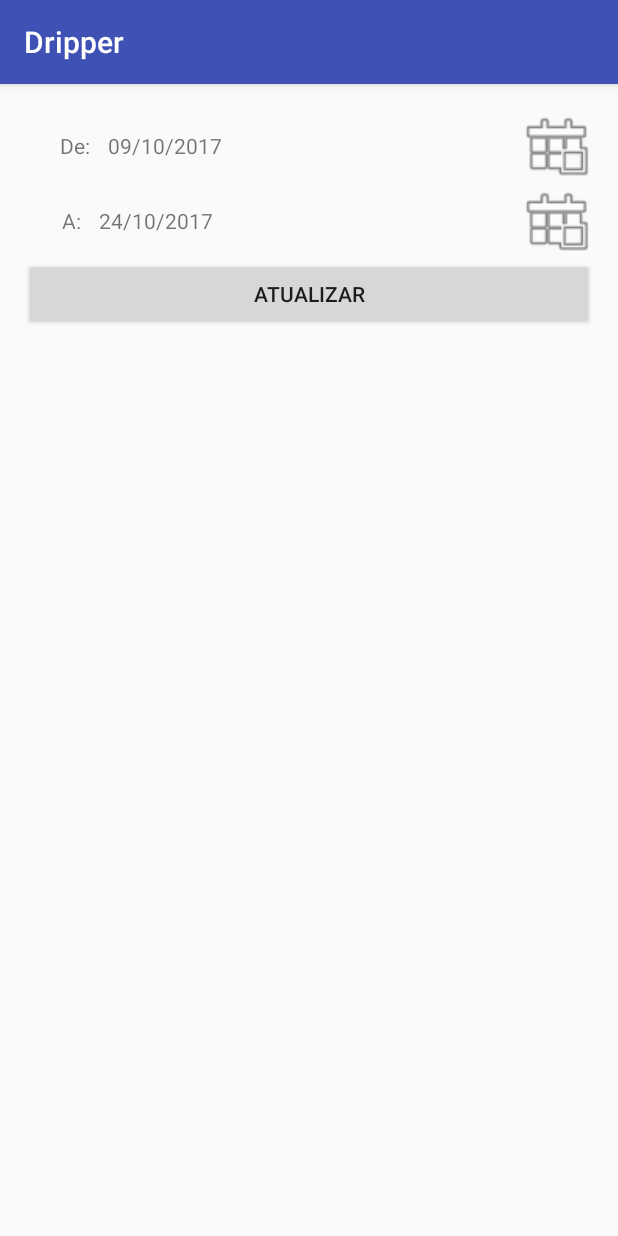
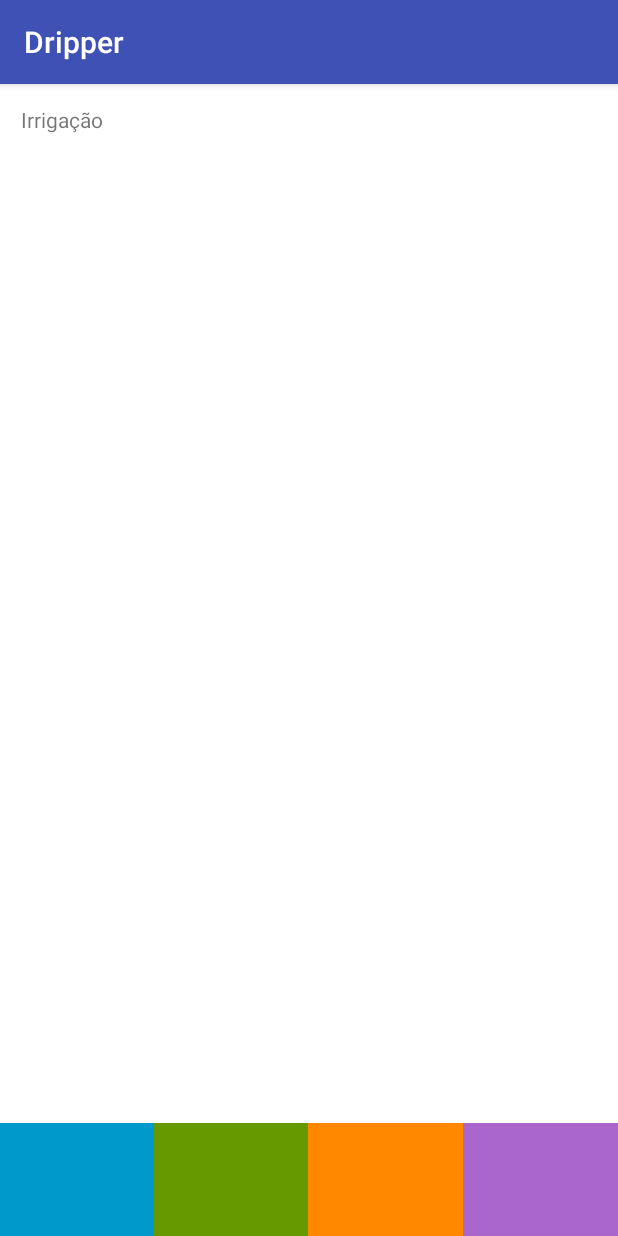
Before and after one commit to Chestergc/FarmingAutomation, an Android app: the screen it shows after launch (GraphsActivity before the commit, MenusActivity after it), after a tap on "CARREGAR", on a phone screen of 412 x 824 dp. Run offline under Robolectric (Android 15) with nearby library versions, the phone set to English and light mode, and no system bars.

Commit message:
Added flipped view navigation

```diff
--- a/Interface/Dripper/app/src/main/AndroidManifest.xml
+++ b/Interface/Dripper/app/src/main/AndroidManifest.xml
@@ -18,6 +18,9 @@
         <activity android:name=".activities.GraphsActivity"
                   android:windowSoftInputMode="stateHidden">
         </activity>
+        <activity android:name=".activities.MenusActivity"
+                  android:windowSoftInputMode="stateHidden">
+        </activity>
     </application>
 
 </manifest>
--- a/Interface/Dripper/app/src/main/java/org/senai/mecatronica/dripper/activities/GraphsActivity.java
+++ b/Interface/Dripper/app/src/main/java/org/senai/mecatronica/dripper/activities/GraphsActivity.java
@@ -6,15 +6,12 @@ import android.os.Bundle;
 import android.view.View;
 import android.widget.Button;
 import android.widget.DatePicker;
-import android.widget.EditText;
 import android.widget.TextView;
 
 import org.senai.mecatronica.dripper.R;
-import org.w3c.dom.Text;
 
 import java.text.SimpleDateFormat;
 import java.util.Calendar;
-import java.util.Date;
 
 public class GraphsActivity extends AppCompatActivity {
 
--- a/Interface/Dripper/app/src/main/java/org/senai/mecatronica/dripper/activities/MainActivity.java
+++ b/Interface/Dripper/app/src/main/java/org/senai/mecatronica/dripper/activities/MainActivity.java
@@ -26,7 +26,7 @@ public class MainActivity extends AppCompatActivity {
             public void onClick(View view) {
 
                 //intenção: sair do main e ir para login
-                Intent i = new Intent(MainActivity.this, GraphsActivity.class);
+                Intent i = new Intent(MainActivity.this, MenusActivity.class);
                 //inicia uma nova activity com a intenção i
                 startActivity(i);
 
--- /dev/null
+++ b/Interface/Dripper/app/src/main/java/org/senai/mecatronica/dripper/activities/MenusActivity.java
@@ -0,0 +1,130 @@
+package org.senai.mecatronica.dripper.activities;
+
+import android.os.Bundle;
+import android.support.v7.app.AppCompatActivity;
+import android.view.View;
+import android.widget.Button;
+import android.widget.ImageButton;
+import android.widget.TextView;
+import android.widget.ViewFlipper;
+
+import org.senai.mecatronica.dripper.R;
+import org.senai.mecatronica.dripper.helpers.DateOperations;
+
+import java.util.Date;
+
+/**
+ * Created by Felipe on 24/10/2017.
+ */
+
+public class MenusActivity extends AppCompatActivity {
+
+    //Irrigation menu GUI Elements
+    ViewFlipper viewFlipperMenus;
+    ImageButton imgBtnIrrigationMenu;
+    ImageButton imgBtnHistoricalDataMenu;
+    ImageButton imgBtnSensorDataMenu;
+    ImageButton imgBtnSettingsMenu;
+
+    TextView textDateFrom;
+    TextView textDateTo;
+    Button btnOpenCalendarFrom;
+    Button btnOpenCalendarTo;
+
+    @Override
+    protected void onCreate(Bundle savedInstanceState) {
+        super.onCreate(savedInstanceState);
+        setContentView(R.layout.activity_menus);
+
+        //Initialize all GUI Menu Elements
+        initIrrigationMenuElements();
+        initDataMenuElements();
+        initHistoricalDataMenuElements();
+        initSettingsMenuElements();
+
+        initIrrigationMenuListeners();
+        initDataMenuListeners();
+    }
+
+
+    private void initIrrigationMenuElements(){
+        imgBtnIrrigationMenu = (ImageButton) findViewById(R.id.imgBtnIrrigationMenu);
+        imgBtnHistoricalDataMenu = (ImageButton) findViewById(R.id.imgBtnHistoricalDataMenu);
+        imgBtnSensorDataMenu = (ImageButton) findViewById(R.id.imgBtnSensorDataMenu);
+        imgBtnSettingsMenu = (ImageButton) findViewById(R.id.imgBtnSettingsMenu);
+
+        viewFlipperMenus = (ViewFlipper) findViewById(R.id.viewFlipperMenus);
+
+    }
+
+    private void initDataMenuElements(){
+        //initiate the date picker
+        textDateFrom = (TextView) findViewById(R.id.textDateFrom);
+        textDateTo = (TextView) findViewById(R.id.textDateTo);
+        btnOpenCalendarFrom = (Button) findViewById(R.id.btnOpenCalendarFrom);
+        btnOpenCalendarTo = (Button) findViewById(R.id.btnOpenCalendarTo);
+
+        String dateFrom = DateOperations.getDateWithOffset(15);
+        String dateTo = DateOperations.getDateWithOffset(0);
+
+        textDateFrom.setText(dateFrom);
+        textDateTo.setText(dateTo);
+    }
+
+    private void initHistoricalDataMenuElements(){
+
+    }
+
+    private void initSettingsMenuElements(){
+
+    }
+
+    private void initIrrigationMenuListeners(){
+
+        imgBtnIrrigationMenu.setOnClickListener(new View.OnClickListener(){
+            @Override
+            public void onClick(View v){
+                //viewFlipperMenus.setDisplayedChild(viewFlipperMenus.indexOfChild(R.id.childId));
+                viewFlipperMenus.setDisplayedChild(0);
+            }
+        });
+
+        imgBtnSensorDataMenu.setOnClickListener(new View.OnClickListener(){
+            @Override
+            public void onClick(View v){
+                viewFlipperMenus.setDisplayedChild(1);
+            }
+        });
+
+        imgBtnHistoricalDataMenu.setOnClickListener(new View.OnClickListener(){
+            @Override
+            public void onClick(View v){
+                viewFlipperMenus.setDisplayedChild(2);
+            }
+        });
+
+        imgBtnSettingsMenu.setOnClickListener(new View.OnClickListener(){
+            @Override
+            public void onClick(View v){
+                viewFlipperMenus.setDisplayedChild(3);
+            }
+        });
+    }
+
+    private void initDataMenuListeners(){
+        //calendar button click actions
+        btnOpenCalendarFrom.setOnClickListener(new View.OnClickListener(){
+            @Override
+            public void onClick(View view){
+                DateOperations.setDate(MenusActivity.this, textDateFrom);
+            }
+        });
+
+        btnOpenCalendarTo.setOnClickListener(new View.OnClickListener(){
+            @Override
+            public void onClick(View view){
+                DateOperations.setDate(MenusActivity.this, textDateTo);
+            }
+        });
+    }
+}
--- /dev/null
+++ b/Interface/Dripper/app/src/main/java/org/senai/mecatronica/dripper/helpers/DateOperations.java
@@ -0,0 +1,50 @@
+package org.senai.mecatronica.dripper.helpers;
+
+import android.app.DatePickerDialog;
+import android.content.Context;
+import android.widget.DatePicker;
+import android.widget.TextView;
+
+import org.senai.mecatronica.dripper.activities.GraphsActivity;
+
+import java.text.SimpleDateFormat;
+import java.util.Calendar;
+
+/**
+ * Created by Felipe on 24/10/2017.
+ */
+
+public class DateOperations {
+
+    private static DatePickerDialog datePicker;
+
+    public static void setDate(Context context, final TextView text){
+
+        //get current date as a calendar instance
+        final Calendar c = Calendar.getInstance();
+        int mYear = c.get(Calendar.YEAR);
+        int mMonth = c.get(Calendar.MONTH);
+        int mDay = c.get(Calendar.DAY_OF_MONTH);
+
+        //opens a new date picker
+        datePicker = new DatePickerDialog(context,
+                new DatePickerDialog.OnDateSetListener(){
+                    @Override
+                    public void onDateSet(DatePicker view, int year, int monthOfYear, int dayOfMonth){
+                        text.setText(dayOfMonth + "/" + (monthOfYear + 1) + "/" + year);
+                    }
+                },mYear, mMonth, mDay);
+        datePicker.show();
+    }
+
+    public static String getDateWithOffset(int offset){
+        String date;
+
+        //get first date with offset days from current
+        Calendar c = Calendar.getInstance();
+        c.add(Calendar.DATE, -offset);
+        date = new SimpleDateFormat("dd/MM/yyyy").format(c.getTime());
+
+        return date;
+    }
+}
--- /dev/null
+++ b/Interface/Dripper/app/src/main/java/org/senai/mecatronica/dripper/managers/DataManager.java
@@ -0,0 +1,25 @@
+package org.senai.mecatronica.dripper.managers;
+
+import android.content.Context;
+
+
+/**
+ * Created by Felipe on 24/10/2017.
+ */
+
+public class DataManager {
+
+    private DataManager(Context context) {
+        super();
+    }
+
+    private static DataManager dataManager;
+
+    public static DataManager getInstance(Context context) {
+        if (dataManager == null) {
+            dataManager = new DataManager(context);
+        }
+        return dataManager;
+    }
+
+}
--- /dev/null
+++ b/Interface/Dripper/app/src/main/res/layout-port/activity_menus.xml
@@ -0,0 +1,182 @@
+<?xml version="1.0" encoding="utf-8"?>
+<LinearLayout xmlns:android="http://schemas.android.com/apk/res/android"
+              xmlns:app="http://schemas.android.com/apk/res-auto"
+              android:orientation="vertical"
+              android:layout_width="match_parent"
+              android:layout_height="match_parent"
+              android:gravity="bottom">
+
+    <ViewFlipper
+        android:layout_width="match_parent"
+        android:layout_height="match_parent"
+        android:layout_weight="1"
+        android:background="@android:color/background_light"
+        android:padding="6dp"
+        android:id="@+id/viewFlipperMenus">
+
+        <TextView
+            android:text="Irrigação"
+            android:layout_width="fill_parent"
+            android:layout_height="wrap_content"
+            android:id="@+id/textTitleIrrigation"
+            android:layout_gravity="center_horizontal"
+            android:padding="8dp"/>
+
+        <TextView
+            android:text="Dados dos Sensores"
+            android:layout_width="fill_parent"
+            android:layout_height="wrap_content"
+            android:id="@+id/textTitleSensorData"
+            android:layout_gravity="center_horizontal"
+            android:padding="8dp"/>
+
+        <LinearLayout
+            android:orientation="vertical"
+            android:layout_width="match_parent"
+            android:layout_height="match_parent"
+            android:layout_alignParentTop="true"
+            android:layout_centerHorizontal="true"
+            android:id="@+id/linearLayoutGraphs">
+
+            <LinearLayout
+                android:orientation="horizontal"
+                android:layout_width="match_parent"
+                android:layout_height="wrap_content">
+
+                <TextView
+                    android:text="De:"
+                    android:layout_width="wrap_content"
+                    android:layout_height="wrap_content"
+                    android:id="@+id/textDateFromLabel"
+                    android:layout_weight="0.1"
+                    android:layout_gravity="left|center_vertical"
+                    android:gravity="right|center_vertical"
+                    android:paddingRight="12dp"/>
+
+                <TextView
+                    android:text="dd/mm/aaaa"
+                    android:layout_width="wrap_content"
+                    android:layout_height="wrap_content"
+                    android:id="@+id/textDateFrom"
+                    android:layout_weight="0.8"
+                    android:elevation="1dp"/>
+
+                <Button
+                    android:layout_height="50dp"
+                    android:id="@+id/btnOpenCalendarFrom"
+                    android:background="@android:drawable/ic_menu_today"
+                    android:layout_width="50dp"
+                    />
+
+            </LinearLayout>
+
+            <LinearLayout
+                android:orientation="horizontal"
+                android:layout_width="match_parent"
+                android:layout_height="wrap_content">
+
+                <TextView
+                    android:text="A:"
+                    android:layout_width="wrap_content"
+                    android:layout_height="wrap_content"
+                    android:id="@+id/textDateToLabel"
+                    android:layout_weight="0.1"
+                    android:layout_gravity="left|center_vertical"
+                    android:gravity="right|center_vertical"
+                    android:paddingRight="12dp"/>
+
+                <TextView
+                    android:text="dd/mm/aaaa"
+                    android:layout_width="wrap_content"
+                    android:layout_height="wrap_content"
+                    android:id="@+id/textDateTo"
+                    android:layout_weight="0.8"
+                    android:elevation="1dp"/>
+
+                <Button
+                    android:layout_height="50dp"
+                    android:id="@+id/btnOpenCalendarTo"
+                    android:background="@android:drawable/ic_menu_today"
+                    android:layout_width="50dp"
+                    />
+
+            </LinearLayout>
+
+            <LinearLayout
+                android:orientation="horizontal"
+                android:layout_width="match_parent"
+                android:layout_height="wrap_content">
+
+                <Button
+                    android:text="Atualizar"
+                    android:layout_width="wrap_content"
+                    android:layout_height="wrap_content"
+                    android:id="@+id/btnDatesUpdate"
+                    android:layout_weight="1"/>
+            </LinearLayout>
+
+            <LinearLayout
+                android:orientation="vertical"
+                android:layout_width="match_parent"
+                android:layout_height="match_parent"
+                android:id="@+id/linearLayoutGraphs">
+            </LinearLayout>
+
+        </LinearLayout>
+
+        <TextView
+            android:text="Configurações"
+            android:layout_width="fill_parent"
+            android:layout_height="wrap_content"
+            android:id="@+id/textTitleSettings"
+            android:layout_gravity="center_horizontal"
+            android:padding="8dp"/>
+
+    </ViewFlipper>
+
+    <LinearLayout
+        android:orientation="horizontal"
+        android:layout_width="match_parent"
+        android:layout_marginBottom="0dp"
+        android:layout_marginLeft="0dp"
+        android:layout_marginEnd="0dp"
+        android:layout_marginRight="0dp"
+        android:padding="0dp"
+        android:gravity="center_vertical"
+        android:layout_height="75dp"
+        android:id="@+id/linearLayoutNavBtns">
+
+        <ImageButton
+            android:layout_width="wrap_content"
+            android:layout_height="match_parent"
+            app:srcCompat="@android:color/holo_blue_dark"
+            android:id="@+id/imgBtnIrrigationMenu"
+            android:layout_weight="1"
+            android:padding="0dp"/>
+
+        <ImageButton
+            android:layout_width="wrap_content"
+            android:layout_height="match_parent"
+            app:srcCompat="@android:color/holo_green_dark"
+            android:id="@+id/imgBtnSensorDataMenu"
+            android:layout_weight="1"
+            android:padding="0dp"/>
+
+        <ImageButton
+            android:layout_width="wrap_content"
+            android:layout_height="match_parent"
+            app:srcCompat="@android:color/holo_orange_dark"
+            android:id="@+id/imgBtnHistoricalDataMenu"
+            android:layout_weight="1"
+            android:padding="0dp"/>
+
+        <ImageButton
+            android:layout_width="wrap_content"
+            android:layout_height="match_parent"
+            app:srcCompat="@android:color/holo_purple"
+            android:id="@+id/imgBtnSettingsMenu"
+            android:layout_weight="1"
+            android:padding="0dp"/>
+
+    </LinearLayout>
+</LinearLayout>
```
